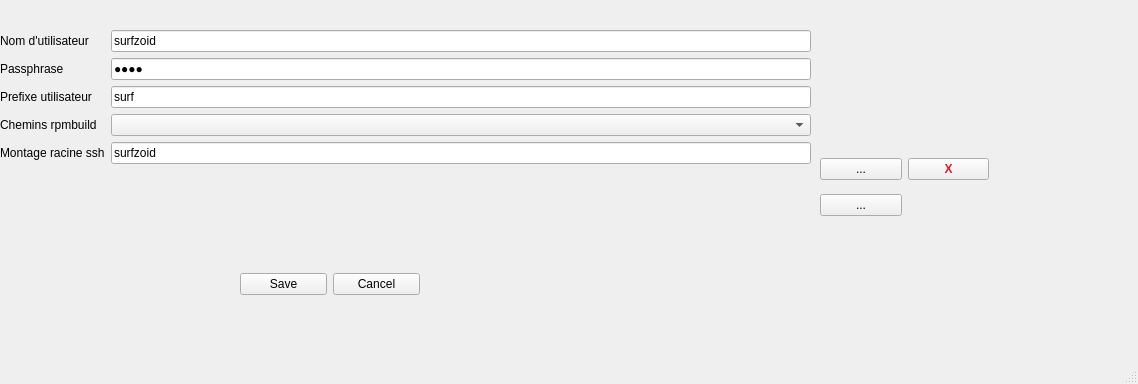
Before: the Qt Designer form parametres.ui in surfzoid/umlo, drawn with Qt 5.
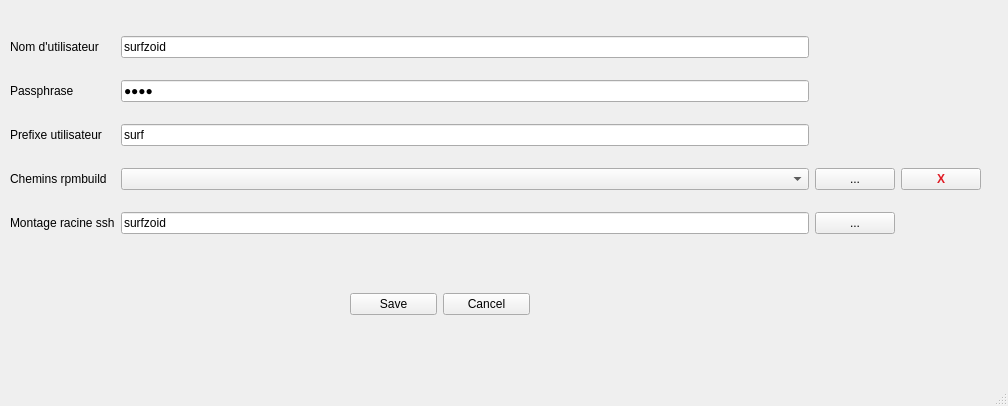
After: the same form once the commit is applied.

The edit to the form file:
```diff
--- a/parametres.ui
+++ b/parametres.ui
@@ -6,32 +6,64 @@
    <rect>
     <x>0</x>
     <y>0</y>
-    <width>1138</width>
-    <height>384</height>
+    <width>1008</width>
+    <height>406</height>
    </rect>
   </property>
   <property name="windowTitle">
    <string>Parametres</string>
   </property>
   <widget class="QWidget" name="centralwidget">
-   <widget class="QWidget" name="formLayoutWidget">
+   <widget class="QWidget" name="horizontalLayoutWidget">
     <property name="geometry">
      <rect>
-      <x>0</x>
-      <y>30</y>
-      <width>811</width>
-      <height>191</height>
+      <x>350</x>
+      <y>270</y>
+      <width>180</width>
+      <height>69</height>
      </rect>
     </property>
-    <layout class="QFormLayout" name="formLayout">
-     <item row="1" column="0">
+    <layout class="QHBoxLayout" name="horizontalLayout_2">
+     <item>
+      <widget class="QPushButton" name="BtnSave">
+       <property name="toolTip">
+        <string>Save and lose</string>
+       </property>
+       <property name="text">
+        <string>Save</string>
+       </property>
+      </widget>
+     </item>
+     <item>
+      <widget class="QPushButton" name="BtnCancel">
+       <property name="toolTip">
+        <string>Close without saving</string>
+       </property>
+       <property name="text">
+        <string>Cancel</string>
+       </property>
+      </widget>
+     </item>
+    </layout>
+   </widget>
+   <widget class="QWidget" name="">
+    <property name="geometry">
+     <rect>
+      <x>10</x>
+      <y>20</y>
+      <width>971</width>
+      <height>231</height>
+     </rect>
+    </property>
+    <layout class="QGridLayout" name="gridLayout_3">
+     <item row="0" column="0">
       <widget class="QLabel" name="label_4">
        <property name="text">
         <string>Nom d'utilisateur</string>
        </property>
       </widget>
      </item>
-     <item row="1" column="1">
+     <item row="0" column="1">
       <widget class="QLineEdit" name="UserEd">
        <property name="toolTip">
         <string>Enter the user name</string>
@@ -41,14 +73,14 @@
        </property>
       </widget>
      </item>
-     <item row="2" column="0">
+     <item row="1" column="0">
       <widget class="QLabel" name="label_8">
        <property name="text">
         <string>Passphrase</string>
        </property>
       </widget>
      </item>
-     <item row="2" column="1">
+     <item row="1" column="1">
       <widget class="QLineEdit" name="PassEd">
        <property name="toolTip">
         <string>Enter the user password</string>
@@ -61,14 +93,14 @@
        </property>
       </widget>
      </item>
-     <item row="3" column="0">
+     <item row="2" column="0">
       <widget class="QLabel" name="label_7">
        <property name="text">
         <string>Prefixe utilisateur</string>
        </property>
       </widget>
      </item>
-     <item row="3" column="1">
+     <item row="2" column="1">
       <widget class="QLineEdit" name="PrefixUserEd">
        <property name="toolTip">
         <string>Enter the user name</string>
@@ -78,81 +110,17 @@
        </property>
       </widget>
      </item>
-     <item row="4" column="0">
+     <item row="3" column="0">
       <widget class="QLabel" name="label_5">
        <property name="text">
         <string>Chemins rpmbuild</string>
        </property>
       </widget>
      </item>
-     <item row="5" column="0">
-      <widget class="QLabel" name="label_6">
-       <property name="text">
-        <string>Montage racine ssh</string>
-       </property>
-      </widget>
-     </item>
-     <item row="5" column="1">
-      <widget class="QLineEdit" name="RootEd">
-       <property name="enabled">
-        <bool>true</bool>
-       </property>
-       <property name="toolTip">
-        <string>Enter the user name</string>
-       </property>
-       <property name="text">
-        <string>surfzoid</string>
-       </property>
-      </widget>
-     </item>
-     <item row="4" column="1">
+     <item row="3" column="1">
       <widget class="QComboBox" name="comboBoxRpmbuildDir"/>
      </item>
-    </layout>
-   </widget>
-   <widget class="QWidget" name="horizontalLayoutWidget">
-    <property name="geometry">
-     <rect>
-      <x>240</x>
-      <y>250</y>
-      <width>180</width>
-      <height>69</height>
-     </rect>
-    </property>
-    <layout class="QHBoxLayout" name="horizontalLayout_2">
-     <item>
-      <widget class="QPushButton" name="BtnSave">
-       <property name="toolTip">
-        <string>Save and lose</string>
-       </property>
-       <property name="text">
-        <string>Save</string>
-       </property>
-      </widget>
-     </item>
-     <item>
-      <widget class="QPushButton" name="BtnCancel">
-       <property name="toolTip">
-        <string>Close without saving</string>
-       </property>
-       <property name="text">
-        <string>Cancel</string>
-       </property>
-      </widget>
-     </item>
-    </layout>
-   </widget>
-   <widget class="QWidget" name="layoutWidget">
-    <property name="geometry">
-     <rect>
-      <x>820</x>
-      <y>150</y>
-      <width>169</width>
-      <height>75</height>
-     </rect>
-    </property>
-    <layout class="QGridLayout" name="gridLayout">
-     <item row="0" column="0">
+     <item row="3" column="2">
       <widget class="QPushButton" name="BtnRpmbuilDirChoice">
        <property name="toolTip">
         <string>Ajouter un rpmbuild dir qui contient SRPMS</string>
@@ -162,7 +130,7 @@
        </property>
       </widget>
      </item>
-     <item row="0" column="1">
+     <item row="3" column="3">
       <widget class="QPushButton" name="BtnRpmbuilDirDel">
        <property name="palette">
         <palette>
@@ -269,7 +237,27 @@
        </property>
       </widget>
      </item>
-     <item row="1" column="0">
+     <item row="4" column="0">
+      <widget class="QLabel" name="label_6">
+       <property name="text">
+        <string>Montage racine ssh</string>
+       </property>
+      </widget>
+     </item>
+     <item row="4" column="1">
+      <widget class="QLineEdit" name="RootEd">
+       <property name="enabled">
+        <bool>true</bool>
+       </property>
+       <property name="toolTip">
+        <string>Enter the user name</string>
+       </property>
+       <property name="text">
+        <string>surfzoid</string>
+       </property>
+      </widget>
+     </item>
+     <item row="4" column="2">
       <widget class="QPushButton" name="BtnSshDirChoice">
        <property name="text">
         <string>...</string>
```
Left out of the diff: 2 changed lines with no effect on the pictures.
